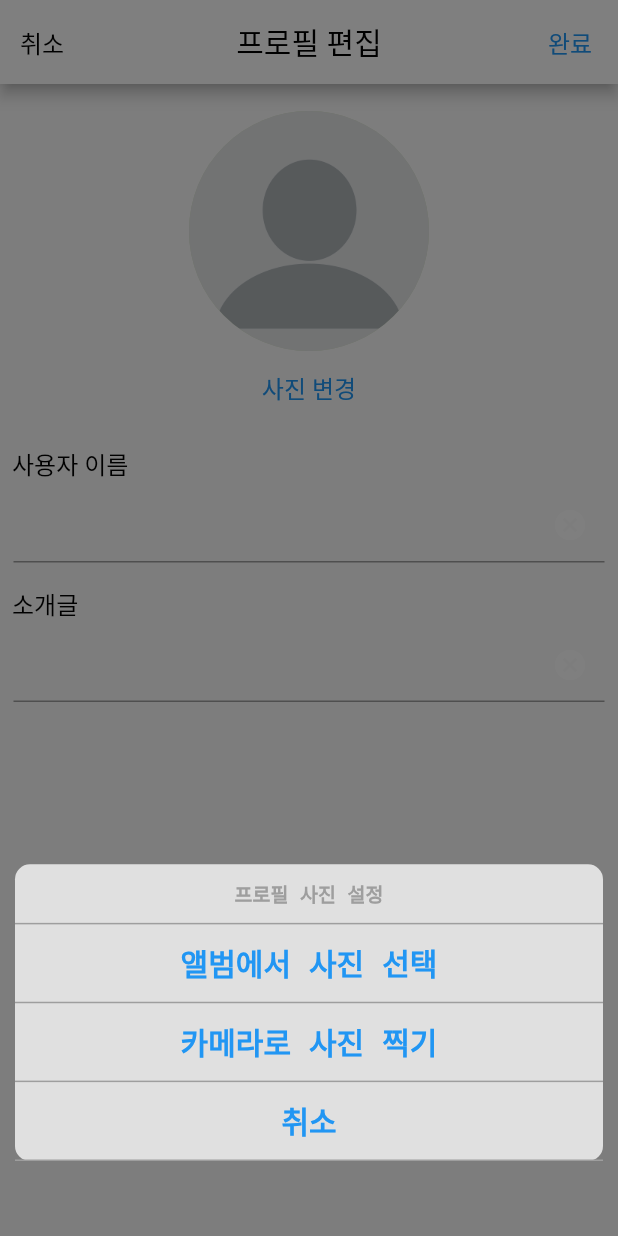
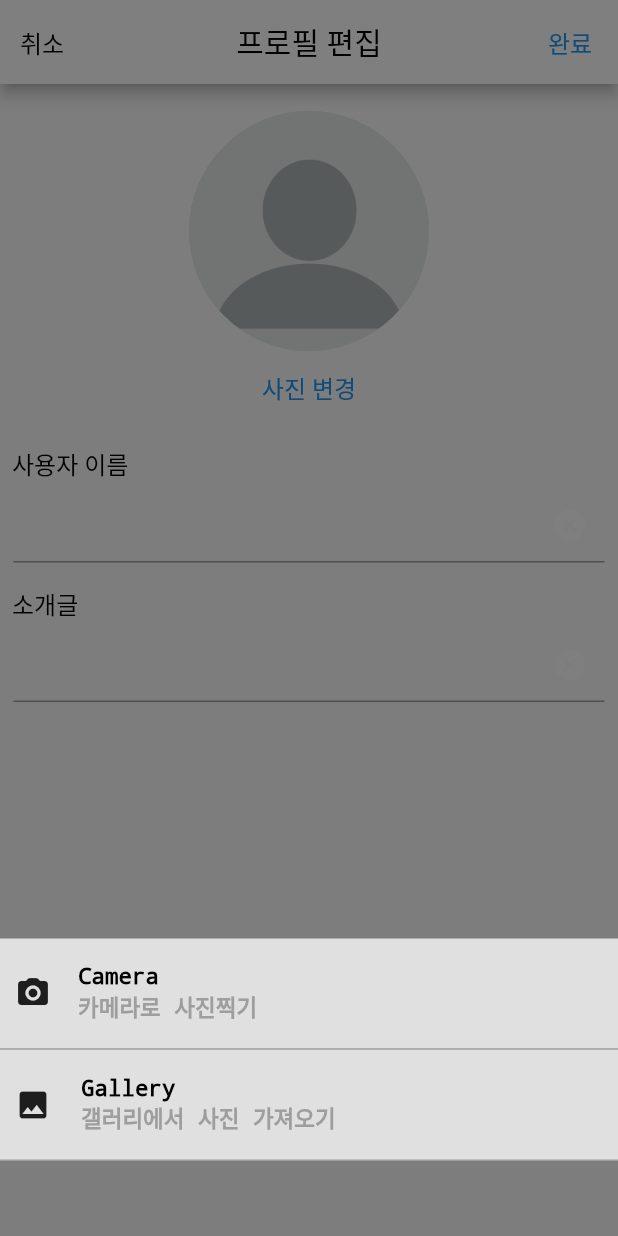
Before and after one commit to Toyproject0000/Toyproject, a Flutter app: the ProfileEdit screen opened by its route, after a tap on "사진 변경", on a phone screen of 412 x 824 dp. Run offline on Flutter 3.47's test engine with Material 2 defaults, Android fonts, the phone set to English and light mode, and no system bars; our stand-ins replace font_awesome_flutter, image_picker; missing offline and left inert: dart:ffi.

```diff
--- a/lib/main_page/4_page/profile_edit_page.dart
+++ b/lib/main_page/4_page/profile_edit_page.dart
@@ -35,100 +35,86 @@ class _ProfileEditState extends State<ProfileEdit> {
           alignment: Alignment.bottomCenter,
           child: Container(
             decoration: BoxDecoration(
-              borderRadius: BorderRadius.circular(10),
               color: Colors.grey[300],
             ),
             margin: EdgeInsets.only(bottom: 50.0),
-            height: MediaQuery.of(context).size.height * 0.24,
-            width: MediaQuery.of(context).size.width - 20,
+            height: MediaQuery.of(context).size.height * 0.18,
+            width: MediaQuery.of(context).size.width,
             child: Column(
-              mainAxisAlignment: MainAxisAlignment.center,
               children: [
-                Container(
-                  height: 40,
-                  decoration: BoxDecoration(
-                      border: Border(
-                          bottom: BorderSide(width: 1, color: Colors.grey))),
-                  width: double.infinity,
-                  child: Center(
-                    child: Text(
-                      '프로필 사진 설정',
-                      style: TextStyle(
-                        fontSize: 13,
-                        color: Colors.grey,
-                        decoration: TextDecoration.none,
-                      ),
-                    ),
-                  ),
-                ),
-                Expanded(
-                  child: GestureDetector(
-                    onTap: () {},
-                    child: Container(
-                      decoration: BoxDecoration(
-                          border: Border(
-                              bottom:
-                                  BorderSide(width: 1, color: Colors.grey))),
-                      width: double.infinity,
-                      child: Center(
-                        child: Text(
-                          '앨범에서 사진 선택',
-                          style: TextStyle(
-                            fontSize: 20,
-                            color: Colors.blue,
-                            decoration: TextDecoration.none,
-                          ),
-                        ),
-                      ),
-                    ),
-                  ),
-                ),
                 Expanded(
                     child: GestureDetector(
                   onTap: () {
                     pickImage();
                   },
                   child: Container(
+                    padding: EdgeInsets.all(10.0),
                     decoration: BoxDecoration(
                       border: Border(
-                              bottom:
-                                  BorderSide(width: 1, color: Colors.grey))),
-                      width: double.infinity,
-                      child: Center(
-                        child: Text(
-                          '카메라로 사진 찍기',
-                          style: TextStyle(
-                            fontSize: 20,
-                            color: Colors.blue,
-                            decoration: TextDecoration.none,
+                        bottom: BorderSide(color: Colors.grey, width: 1.0),
                       ),
                     ),
+                    child: Row(
+                      children: [
+                        Icon(Icons.photo_camera_rounded),
+                        SizedBox(width: 18),
+                        Column(
+                            crossAxisAlignment: CrossAxisAlignment.start,
+                            mainAxisAlignment: MainAxisAlignment.center,
+                            children: [
+                              Text('Camera',
+                                  style: TextStyle(
+                                    fontSize: 15,
+                                    color: Colors.black,
+                                    decoration: TextDecoration.none,
+                                  )),
+                              Text('카메라로 사진찍기',
+                                  style: TextStyle(
+                                    fontSize: 15,
+                                    color: Colors.grey,
+                                    decoration: TextDecoration.none,
+                                  ))
+                            ]),
+                      ],
                     ),
                   ),
-                  ),
-                ),
+                )),
                 Expanded(
                     child: GestureDetector(
                   onTap: () {},
                   child: Container(
+                    padding: EdgeInsets.all(10.0),
                     decoration: BoxDecoration(
                       border: Border(
-                              bottom:
-                                  BorderSide(width: 1, color: Colors.grey))),
-                      width: double.infinity,
-                      child: Center(
-                        child: Text(
-                          '취소',
-                          style: TextStyle(
-                            fontSize: 20,
-                            color: Colors.blue,
-                            decoration: TextDecoration.none,
+                        bottom: BorderSide(color: Colors.grey, width: 1.0),
                       ),
                     ),
+                    child: Row(
+                      mainAxisAlignment: MainAxisAlignment.start,
+                      children: [
+                        Icon(Icons.image),
+                        SizedBox(width: 20),
+                        Column(
+                            crossAxisAlignment: CrossAxisAlignment.start,
+                            mainAxisAlignment: MainAxisAlignment.center,
+                            children: [
+                              Text('Gallery',
+                                  style: TextStyle(
+                                    fontSize: 15,
+                                    color: Colors.black,
+                                    decoration: TextDecoration.none,
+                                  )),
+                              Text('갤러리에서 사진 가져오기',
+                                  style: TextStyle(
+                                    fontSize: 15,
+                                    color: Colors.grey,
+                                    decoration: TextDecoration.none,
+                                  ))
+                            ]),
+                      ],
                     ),
                   ),
-                  ),
-                ),
+                )),
               ],
             ),
           ),
@@ -164,20 +150,11 @@ class _ProfileEditState extends State<ProfileEdit> {
   Future<void> pickImage() async {
     final imagePicker = ImagePicker();
     final cameraFile = await imagePicker.pickImage(source: ImageSource.camera);
-    final galleryFile =
-        await imagePicker.pickImage(source: ImageSource.gallery);
-
     if (cameraFile != null) {
       setState(() {
         imagePath = File(cameraFile.path);
       });
     }
-    if (galleryFile != null) {
-      setState(() {
-        imagePath = File(galleryFile.path);
-      });
-    }
-    // widget.addImageFunc(File(imagePath!));
   }
 
   @override
--- a/lib/main_page/4_page/writing_page.dart
+++ b/lib/main_page/4_page/writing_page.dart
@@ -224,7 +224,7 @@ class _WritingPageState extends State<WritingPage> {
                     child: TextFormField(
                       focusNode: _focusNode1,
                       keyboardType: TextInputType.text,
-                      maxLength: 20,
+                      maxLength: 60,
                       decoration: InputDecoration(
                         hintText: '제목',
                         focusedBorder: InputBorder.none,
--- a/pubspec.yaml
+++ b/pubspec.yaml
@@ -36,6 +36,7 @@ dependencies:
   image_picker: ^0.8.3+3
   flutter_quill: ^7.2.10
   keyboard_actions: ^4.2.0
+  flutter_summernote: ^1.1.1
 
   # The following adds the Cupertino Icons font to your application.
   # Use with the CupertinoIcons class for iOS style icons.
```
Also changed, not shown: pubspec.lock, 2 other files. Lines whose indentation alone changed are shown as unchanged.
